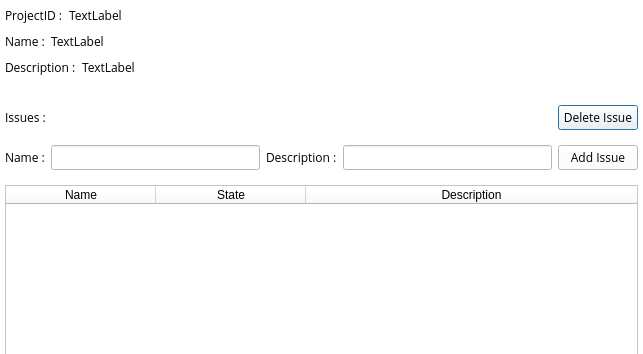
PROMLEE/Issue-Station, file proj_detail.ui: the form before one commit; both pictures show x 0 to 643 and y 0 to 354 of the 643 by 797 pixel window.
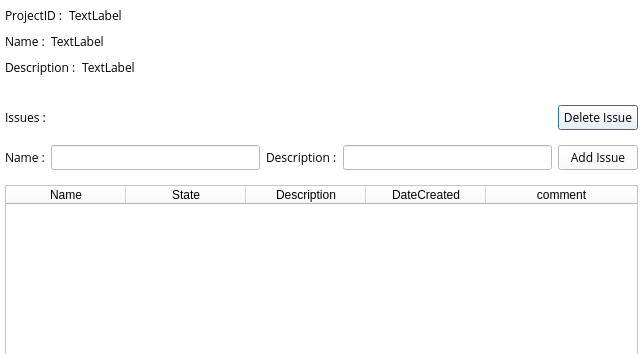
The form after the commit.

Commit message: 프로젝트 정보 조회도 완료

```diff
--- a/proj_detail.ui
+++ b/proj_detail.ui
@@ -280,7 +280,7 @@
       <item>
        <widget class="QTableWidget" name="tableWidget">
         <attribute name="horizontalHeaderDefaultSectionSize">
-         <number>150</number>
+         <number>120</number>
         </attribute>
         <attribute name="horizontalHeaderStretchLastSection">
          <bool>true</bool>
@@ -306,6 +306,16 @@
           <string>Description</string>
          </property>
         </column>
+        <column>
+         <property name="text">
+          <string>DateCreated</string>
+         </property>
+        </column>
+        <column>
+         <property name="text">
+          <string>comment</string>
+         </property>
+        </column>
        </widget>
       </item>
       <item>
```
The commit also changes 2 other files.
